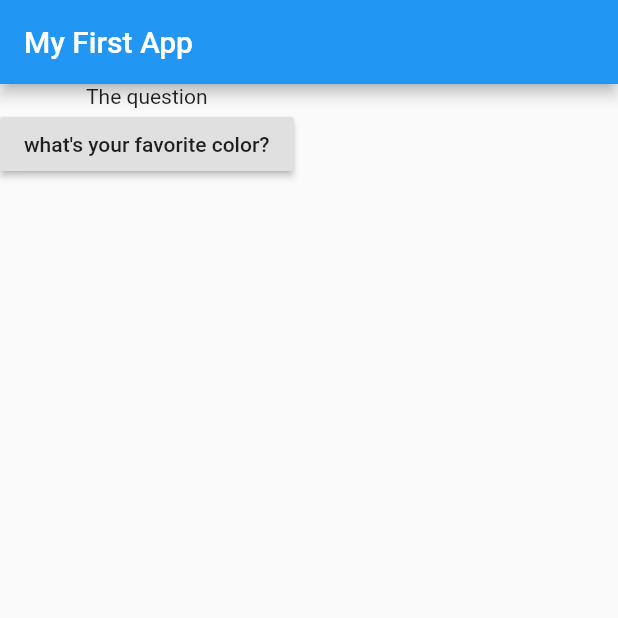
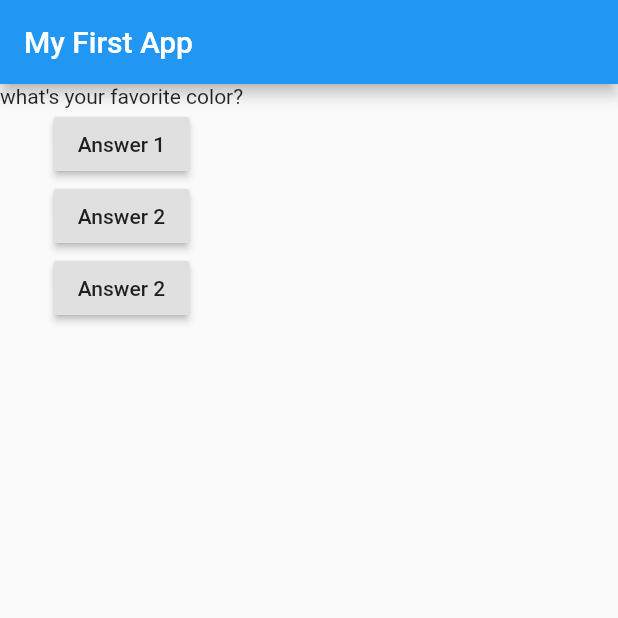
Before and after one commit to bad-logic/myQuizApp, a Flutter app: the screen it shows after launch, on a phone screen of 412 x 824 dp, the top half of it. Run offline on Flutter 3.47's test engine with Material 2 defaults, Android fonts, the phone set to English and light mode, and no system bars.

```diff
--- a/lib/main.dart
+++ b/lib/main.dart
@@ -2,21 +2,37 @@ import 'package:flutter/material.dart';
 
 void main() => runApp(MyApp());
 
-class MyApp extends StatelessWidget {
+class MyApp extends StatefulWidget {
 
-  var qIndex = 0;
-  void answerQuestion() {
-    qIndex++;
-    print('qIndex $qIndex');
+  @override
+  State<StatefulWidget> createState() {
+    return MyAppState();
   }
 
-  @override
-  Widget build(BuildContext context) {
+}
+
+  class MyAppState extends State<MyApp>{
+
+    var qIndex = 0;
     List<String> questions = [
       "what's your favorite color?",
       "what's your favourite animal?",
       "what's your favourite place?"
     ];
+
+    void answerQuestion() {
+      setState(() {
+        qIndex++;
+        if(qIndex==questions.length){
+          qIndex = 0;
+        }
+      });
+      print('qIndex $qIndex');
+    }
+
+  @override
+  Widget build(BuildContext context) {
+
     return MaterialApp(
       home: Scaffold(
         appBar: AppBar(
@@ -24,25 +40,25 @@ class MyApp extends StatelessWidget {
         ),
         body: Column(
           children: <Widget>[
-            Text('The question'),
+            Text(questions[qIndex]),
             RaisedButton(
               child: Text(
-                questions[qIndex],
+                'Answer 1',
               ),
               onPressed: answerQuestion,
             ),
-//            RaisedButton(
-//              child: Text(
-//                questions.elementAt(1),
-//              ),
-//              onPressed: answerQuestion,
-//            ),
-//            RaisedButton(
-//              onPressed: answerQuestion,
-//              child: Text(
-//                questions.elementAt(2),
-//              ),
-//            ),
+            RaisedButton(
+              child: Text(
+                'Answer 2',
+              ),
+              onPressed: answerQuestion,
+            ),
+            RaisedButton(
+              onPressed: answerQuestion,
+              child: Text(
+                'Answer 2',
+              ),
+            ),
           ],
         ),
       ),
```
